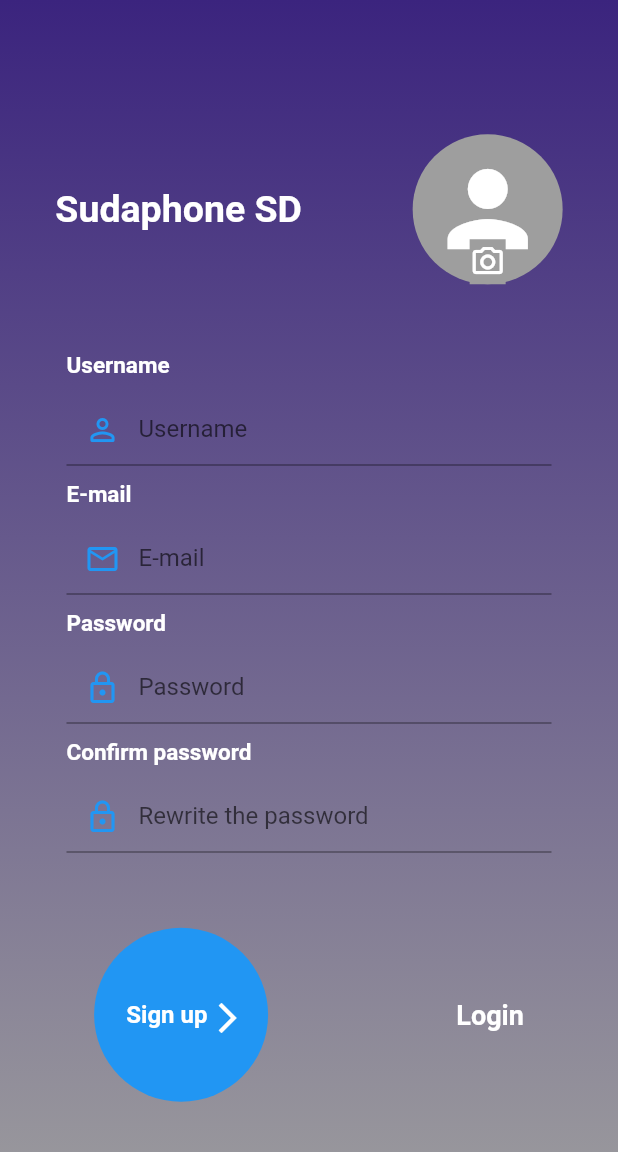
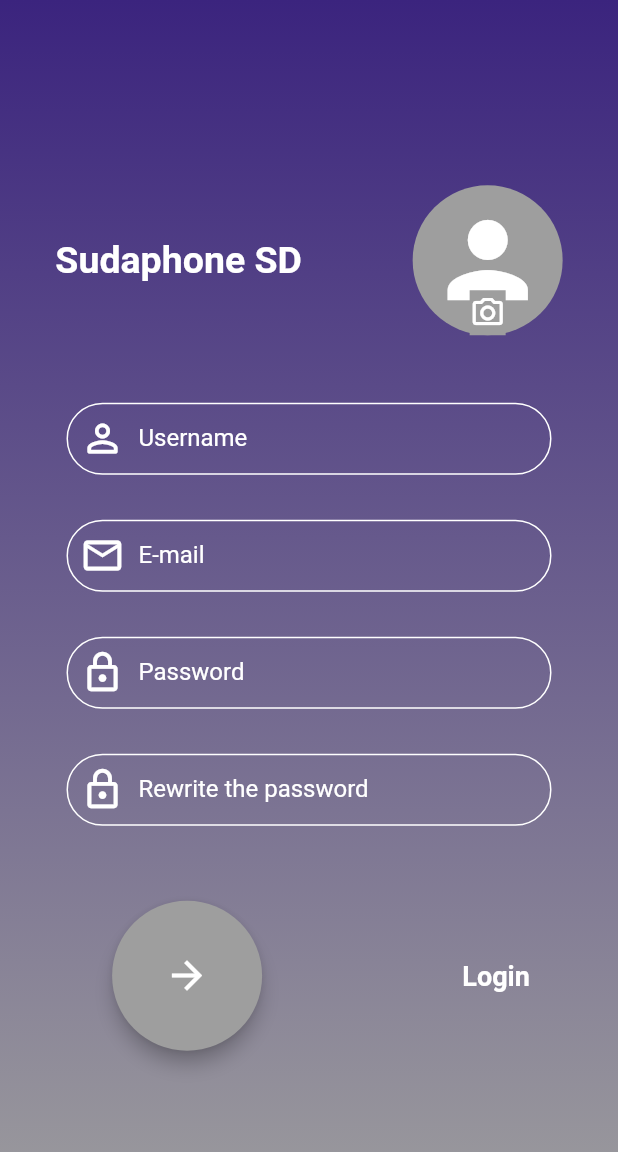
Before and after one commit to 3li-3bdullah/Sudaphone-SD, a Flutter app: the screen it shows after launch, on a phone screen of 412 x 824 dp. Shown: the top 1152 px of the screen. Run offline on Flutter 3.47's test engine with Material 2 defaults, Android fonts, the phone set to English and light mode, and no system bars; drawn by our look-alikes of avatar_glow; our stand-ins replace bottom_navy_bar, carousel_slider, cloud_firestore, firebase_auth, firebase_core, firebase_storage and 6 more; missing offline and left inert: elastic_drawer, staggered_grid_view_flutter; accounts and stored records are empty.

Commit message:
I've modified the button shape

```diff
--- a/sudaphone_sd/lib/view/login_widgets/custom_signin.dart
+++ b/sudaphone_sd/lib/view/login_widgets/custom_signin.dart
@@ -108,16 +108,23 @@ class SignInButton extends GetWidget<LoginViewModel> {
 
   @override
   Widget build(BuildContext context) {
-    return InkWell(
-      child: const CircleAvatar(
-        backgroundColor: Colors.blue,
-        radius: 50,
-        child:  Icon(Icons.arrow_forward,color:Colors.white,size: 30,)
-      ),
-      onTap: () => controller.signInWithEmailAndPassword(controller.emailController!.text,
+    return ElevatedButton(
+        style: ElevatedButton.styleFrom(
+            shadowColor: Colors.black,
+            elevation: 5,
+            primary: Colors.grey,
+            shape: const CircleBorder()),
+        onPressed: () => controller.signInWithEmailAndPassword(controller.emailController!.text,
               controller.passwordController!.text,
               controller.signInKey!
-    ));
+    ),
+        child: const SizedBox(
+            height: 100,
+            width: 100,
+            child: Icon(
+              Icons.arrow_forward,
+              size: 30,
+            )));
   }
 }
 /*
--- a/sudaphone_sd/lib/view/login_widgets/custom_signup.dart
+++ b/sudaphone_sd/lib/view/login_widgets/custom_signup.dart
@@ -1,5 +1,6 @@
 import 'package:flutter/material.dart';
 import 'package:get/get.dart';
+import 'package:sudaphone_sd/constants.dart';
 import 'package:sudaphone_sd/view/login_widgets/custom_text_form_field.dart';
 import 'package:sudaphone_sd/view/widgets/custom_text.dart';
 import 'package:sudaphone_sd/view_model/login_view_model.dart';
@@ -16,7 +17,7 @@ class CustomSignUp extends GetWidget<LoginViewModel> {
       // duration: const Duration(milliseconds: 500),
       // curve: Curves.easeInOutBack,
       alignment: Alignment.center,
-      padding: const EdgeInsets.only(top: 15 , left:10,bottom:10,right:10),
+      padding: const EdgeInsets.only(top: 15, left: 10, bottom: 10, right: 10),
       width: MediaQuery.of(context).size.width / 1.2,
       // decoration: const BoxDecoration(
       //  color:Colors.black12,
@@ -37,14 +38,14 @@ class CustomSignUp extends GetWidget<LoginViewModel> {
           crossAxisAlignment: CrossAxisAlignment.start,
           children: [
             //Start User Name----------
-            const CustomText(
-              text: "Username",
-              color: Colors.white,
-              fontSize: 15,
-              fontWeight: FontWeight.w600,
-              textAlign: TextAlign.right,
-            ),
-            const SizedBox(height: 10),
+            // const CustomText(
+            //   text: "Username",
+            //   color: Colors.white,
+            //   fontSize: 15,
+            //   fontWeight: FontWeight.w600,
+            //   textAlign: TextAlign.right,
+            // ),
+            // const SizedBox(height: 10),
             CustomTextFormField(
               labelText: "Username",
               textEditingController: controller.usernameController!,
@@ -64,15 +65,15 @@ class CustomSignUp extends GetWidget<LoginViewModel> {
             ),
             //End User Name----------
             //Start User E-mail ----------
-            const SizedBox(height: 10),
-            const CustomText(
-              text: "E-mail",
-              color: Colors.white,
-              fontSize: 15,
-              fontWeight: FontWeight.w700,
-              textAlign: TextAlign.right,
-            ),
-            const SizedBox(height: 10),
+            // const SizedBox(height: 10),
+            // const CustomText(
+            //   text: "E-mail",
+            //   color: Colors.white,
+            //   fontSize: 15,
+            //   fontWeight: FontWeight.w700,
+            //   textAlign: TextAlign.right,
+            // ),
+            const SizedBox(height: 30),
             CustomTextFormField(
               labelText: "E-mail",
               textEditingController: controller.emailController!,
@@ -90,17 +91,17 @@ class CustomSignUp extends GetWidget<LoginViewModel> {
               // borderSideColor: Colors.grey,
               prefixColor: Colors.blue,
             ),
-            const SizedBox(height: 10),
+            const SizedBox(height: 30),
             //End User E-mail ----------
             //Start User Password----------
-            const CustomText(
-              text: "Password",
-              color: Colors.white,
-              fontSize: 15,
-              fontWeight: FontWeight.w600,
-              textAlign: TextAlign.right,
-            ),
-            const SizedBox(height: 10),
+            // const CustomText(
+            //   text: "Password",
+            //   color: Colors.white,
+            //   fontSize: 15,
+            //   fontWeight: FontWeight.w600,
+            //   textAlign: TextAlign.right,
+            // ),
+            // const SizedBox(height: 10),
             CustomTextFormField(
               labelText: "Password",
               textEditingController: controller.passwordController!,
@@ -117,16 +118,19 @@ class CustomSignUp extends GetWidget<LoginViewModel> {
               // focusedColor: Colors.green,
               // borderSideColor: Colors.grey,
               prefixColor: Colors.blue,
-            ), const SizedBox(height: 10,),
+            ),
+            const SizedBox(
+              height: 30,
+            ),
             //Start User Password Confirm----------
-            const CustomText(
-              text: "Confirm password",
-              color: Colors.white,
-              fontSize: 15,
-              fontWeight: FontWeight.w600,
-              textAlign: TextAlign.right,
-            ),
-            const SizedBox(height: 10),
+            // const CustomText(
+            //   text: "Confirm password",
+            //   color: Colors.white,
+            //   fontSize: 15,
+            //   fontWeight: FontWeight.w600,
+            //   textAlign: TextAlign.right,
+            // ),
+            // const SizedBox(height: 10),
             CustomTextFormField(
               labelText: "Rewrite the password",
               textEditingController: controller.confirmPasswordController!,
@@ -144,7 +148,9 @@ class CustomSignUp extends GetWidget<LoginViewModel> {
               // borderSideColor: Colors.grey,
               prefixColor: Colors.blue,
             ),
-            const SizedBox(height: 10,),
+            const SizedBox(
+              height: 10,
+            ),
             //End User Password Confirm----------
           ],
         ),
@@ -158,39 +164,23 @@ class SignUpButton extends GetWidget<LoginViewModel> {
 
   @override
   Widget build(BuildContext context) {
-    return CircleAvatar(
-      radius: 58,
-      backgroundColor: Colors.blue,
-      child: MaterialButton(
-        padding: const EdgeInsets.symmetric(vertical: 10, horizontal: 20),
+    return ElevatedButton(
+        style: ElevatedButton.styleFrom(
+            shadowColor: Colors.black,
+            elevation: 5,
+            primary: Colors.grey,
+            shape: const CircleBorder()),
         onPressed: () => controller.signUpWithEmailAndPassword(
             controller.usernameController!.text,
             controller.emailController!.text,
             controller.passwordController!.text,
             controller.signUpKey!),
-        child: Row(
-          mainAxisAlignment: MainAxisAlignment.center,
-          children: [
-            const Expanded(
-              flex: 3,
-              child: CustomText(
-                text: "Sign up",
-                color: Colors.white,
-                fontSize: 16,
-                fontWeight: FontWeight.bold,
-                textAlign: TextAlign.center,
-              ),
-            ),
-            Expanded(
-              flex: 1,
-              child: Container(
-                margin: const EdgeInsets.only(top: 4),
-                child: const Icon(Icons.arrow_forward_ios_outlined, color: Colors.white),
-              ),
-            ),
-          ],
-        ),
-      ),
-    );
+        child: const SizedBox(
+            height: 100,
+            width: 100,
+            child: Icon(
+              Icons.arrow_forward,
+              size: 30,
+            )));
   }
 }
--- a/sudaphone_sd/lib/view/login_widgets/custom_text_form_field.dart
+++ b/sudaphone_sd/lib/view/login_widgets/custom_text_form_field.dart
@@ -28,7 +28,7 @@ class CustomTextFormField extends StatelessWidget {
   final TextEditingController textEditingController;
   @override
   Widget build(BuildContext context) {
-    return TextFormField(
+    return TextFormField(style: const TextStyle(color: Colors.white),
       controller: textEditingController,
 
       obscureText: obscure,
@@ -36,24 +36,29 @@ class CustomTextFormField extends StatelessWidget {
         return validator(value);
       },
       decoration: InputDecoration(
-        labelText: labelText,
+
+        labelText: labelText,labelStyle: const TextStyle(color: Colors.white ),
         contentPadding: const EdgeInsets.all(4),
-        hintText: myhinttext,
-        prefixIcon: Icon(icon, color: prefixColor),
+        // hintText: myhinttext,
+        prefixIcon: Icon(icon, color: Colors.white , size: 30,),
         // filled: true,
         // fillColor: fillColor,
-        // enabledBorder: OutlineInputBorder(
-        //   borderSide: BorderSide(
-        //       color: enabledColor, style: BorderStyle.solid, width: 1),
-        // ),
-        // focusedBorder: OutlineInputBorder(
-        //   borderSide: BorderSide(
-        //       color: focusedColor, style: BorderStyle.solid, width: 1),
-        // ),
-        // border: OutlineInputBorder(
-        //   borderSide: BorderSide(
-        //       color: borderSideColor, style: BorderStyle.solid, width: 1),
-        // ),
+
+        enabledBorder: const OutlineInputBorder(
+          borderRadius: BorderRadius.all(Radius.circular(50)),
+          borderSide: BorderSide(
+              color: Colors.white, style: BorderStyle.solid, width: 1),
+        ),
+        focusedBorder:const OutlineInputBorder(
+          borderRadius: BorderRadius.all(Radius.circular(50)),
+          borderSide: BorderSide(
+              color: Colors.white, style: BorderStyle.solid, width: 1),
+        ),
+        border: const OutlineInputBorder(
+          borderRadius: BorderRadius.all(Radius.circular(50),),
+          borderSide: BorderSide(
+              color: Colors.white, style: BorderStyle.solid, width: 1),
+        ),
       ),
     );
   }
```
Lines whose indentation alone changed are shown as unchanged.
